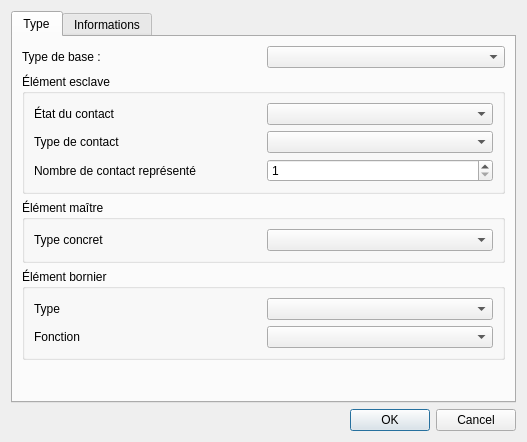
qelectrotech/qelectrotech-source-mirror, file sources/editor/ui/elementpropertieseditorwidget.ui: the form before one commit.
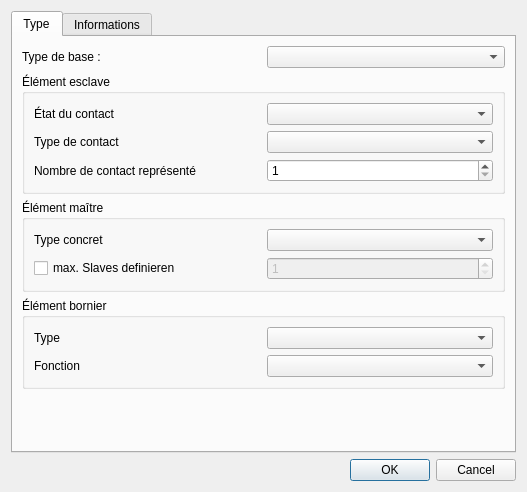
The form after the commit.

Commit message:
Increase height and add max slaves options in UI
https://qelectrotech.org/forum/viewtopic.php?id=3101

```diff
--- a/sources/editor/ui/elementpropertieseditorwidget.ui
+++ b/sources/editor/ui/elementpropertieseditorwidget.ui
@@ -7,7 +7,7 @@
     <x>0</x>
     <y>0</y>
     <width>527</width>
-    <height>442</height>
+    <height>492</height>
    </rect>
   </property>
   <property name="windowTitle">
@@ -104,6 +104,23 @@
           <item row="0" column="1">
            <widget class="QComboBox" name="m_master_type_cb"/>
           </item>
+          <item row="1" column="0">
+           <widget class="QCheckBox" name="max_slaves_checkbox">
+            <property name="text">
+             <string>max. Slaves definieren</string>
+            </property>
+           </widget>
+          </item>
+          <item row="1" column="1">
+           <widget class="QSpinBox" name="max_slaves_spinbox">
+            <property name="enabled">
+             <bool>false</bool>
+            </property>
+            <property name="minimum">
+             <number>1</number>
+            </property>
+           </widget>
+          </item>
          </layout>
         </widget>
        </item>
```
